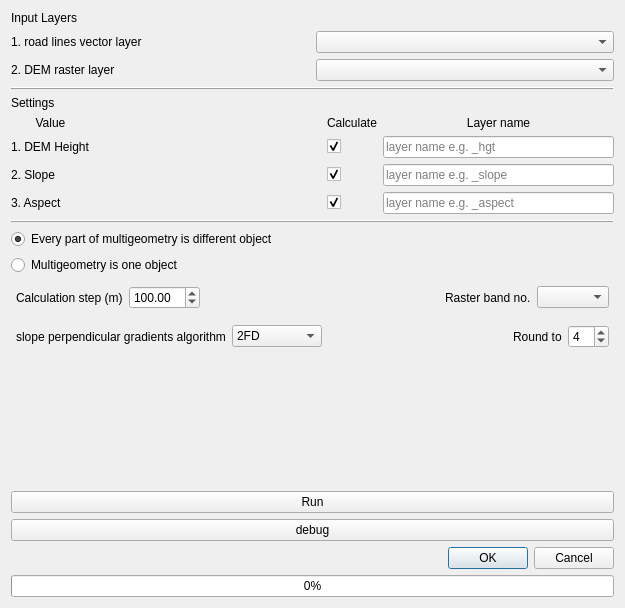
The window that dem_road_calculator_dialog_base.ui (DmitryDobr/Dem-Road-Calculator-QGIS-Plugin) describes before a commit, drawn with Qt 5.
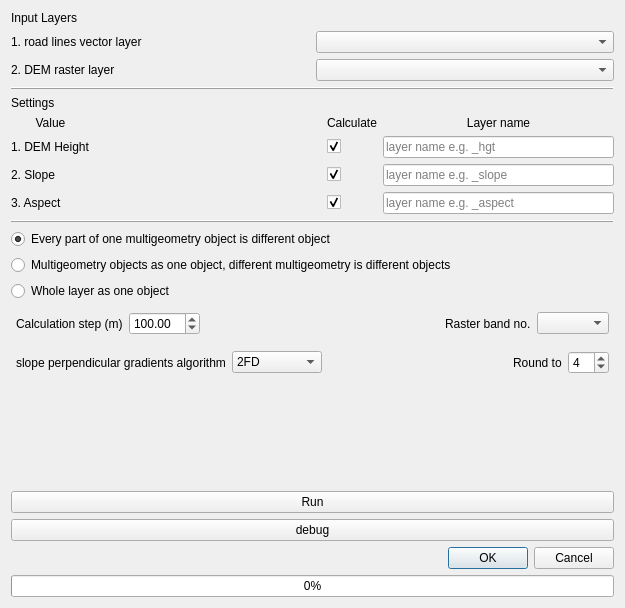
The same window after the commit. Custom widgets are drawn as their Qt base class.

Diff of the .ui file:
```diff
--- a/dem_road_calculator_dialog_base.ui
+++ b/dem_road_calculator_dialog_base.ui
@@ -17,7 +17,7 @@
    <item row="7" column="1">
     <widget class="QRadioButton" name="radioButton_option_multigeom_1">
      <property name="text">
-      <string>Every part of multigeometry is different object</string>
+      <string>Every part of one multigeometry object is different object</string>
      </property>
      <property name="checked">
       <bool>true</bool>
@@ -34,7 +34,7 @@
      </property>
     </widget>
    </item>
-   <item row="11" column="1">
+   <item row="12" column="1">
     <spacer name="verticalSpacer">
      <property name="orientation">
       <enum>Qt::Vertical</enum>
@@ -47,7 +47,7 @@
      </property>
     </spacer>
    </item>
-   <item row="15" column="1">
+   <item row="16" column="1">
     <widget class="QProgressBar" name="progressBar">
      <property name="value">
       <number>0</number>
@@ -61,14 +61,14 @@
      </property>
     </widget>
    </item>
-   <item row="12" column="1">
+   <item row="13" column="1">
     <widget class="QPushButton" name="pushButton_start">
      <property name="text">
       <string>Run</string>
      </property>
     </widget>
    </item>
-   <item row="10" column="1">
+   <item row="11" column="1">
     <layout class="QHBoxLayout" name="horizontalLayout_3">
      <property name="leftMargin">
       <number>5</number>
@@ -161,13 +161,82 @@
      </item>
     </layout>
    </item>
-   <item row="13" column="1">
+   <item row="14" column="1">
     <widget class="QPushButton" name="pushButton_deb">
      <property name="text">
       <string>debug</string>
      </property>
     </widget>
    </item>
+   <item row="2" column="1">
+    <widget class="Line" name="line_3">
+     <property name="frameShadow">
+      <enum>QFrame::Raised</enum>
+     </property>
+     <property name="orientation">
+      <enum>Qt::Horizontal</enum>
+     </property>
+    </widget>
+   </item>
+   <item row="10" column="1">
+    <layout class="QHBoxLayout" name="horizontalLayout_2">
+     <property name="leftMargin">
+      <number>5</number>
+     </property>
+     <property name="topMargin">
+      <number>5</number>
+     </property>
+     <property name="rightMargin">
+      <number>5</number>
+     </property>
+     <property name="bottomMargin">
+      <number>5</number>
+     </property>
+     <item>
+      <widget class="QLabel" name="label_13">
+       <property name="text">
+        <string>Calculation step (m)</string>
+       </property>
+      </widget>
+     </item>
+     <item>
+      <widget class="QDoubleSpinBox" name="doubleSpinBox_sample">
+       <property name="minimum">
+        <double>1.000000000000000</double>
+       </property>
+       <property name="maximum">
+        <double>1000.000000000000000</double>
+       </property>
+       <property name="value">
+        <double>100.000000000000000</double>
+       </property>
+      </widget>
+     </item>
+     <item>
+      <spacer name="horizontalSpacer_2">
+       <property name="orientation">
+        <enum>Qt::Horizontal</enum>
+       </property>
+       <property name="sizeHint" stdset="0">
+        <size>
+         <width>40</width>
+         <height>20</height>
+        </size>
+       </property>
+      </spacer>
+     </item>
+     <item>
+      <widget class="QLabel" name="label_14">
+       <property name="text">
+        <string>Raster band no.</string>
+       </property>
+      </widget>
+     </item>
+     <item>
+      <widget class="QgsRasterBandComboBox" name="mRasterBandComboBox"/>
+     </item>
+    </layout>
+   </item>
    <item row="5" column="1">
     <layout class="QGridLayout" name="gridLayout_2">
      <item row="1" column="2">
@@ -284,64 +353,12 @@
      </item>
     </layout>
    </item>
-   <item row="9" column="1">
-    <layout class="QHBoxLayout" name="horizontalLayout_2">
-     <property name="leftMargin">
-      <number>5</number>
+   <item row="8" column="1">
+    <widget class="QRadioButton" name="radioButton_option_multigeom_2">
+     <property name="text">
+      <string>Multigeometry objects as one object, different multigeometry is different objects</string>
      </property>
-     <property name="topMargin">
-      <number>5</number>
-     </property>
-     <property name="rightMargin">
-      <number>5</number>
-     </property>
-     <property name="bottomMargin">
-      <number>5</number>
-     </property>
-     <item>
-      <widget class="QLabel" name="label_13">
-       <property name="text">
-        <string>Calculation step (m)</string>
-       </property>
-      </widget>
-     </item>
-     <item>
-      <widget class="QDoubleSpinBox" name="doubleSpinBox_sample">
-       <property name="minimum">
-        <double>1.000000000000000</double>
-       </property>
-       <property name="maximum">
-        <double>1000.000000000000000</double>
-       </property>
-       <property name="value">
-        <double>100.000000000000000</double>
-       </property>
-      </widget>
-     </item>
-     <item>
-      <spacer name="horizontalSpacer_2">
-       <property name="orientation">
-        <enum>Qt::Horizontal</enum>
-       </property>
-       <property name="sizeHint" stdset="0">
-        <size>
-         <width>40</width>
-         <height>20</height>
-        </size>
-       </property>
-      </spacer>
-     </item>
-     <item>
-      <widget class="QLabel" name="label_14">
-       <property name="text">
-        <string>Raster band no.</string>
-       </property>
-      </widget>
-     </item>
-     <item>
-      <widget class="QComboBox" name="comboBox_band"/>
-     </item>
-    </layout>
+    </widget>
    </item>
    <item row="1" column="1">
     <layout class="QGridLayout" name="gridLayout">
@@ -367,14 +384,7 @@
      </item>
     </layout>
    </item>
-   <item row="8" column="1">
-    <widget class="QRadioButton" name="radioButton_option_multigeom_2">
-     <property name="text">
-      <string>Multigeometry is one object</string>
-     </property>
-    </widget>
-   </item>
-   <item row="14" column="1">
+   <item row="15" column="1">
     <widget class="QDialogButtonBox" name="button_box">
      <property name="orientation">
       <enum>Qt::Horizontal</enum>
@@ -391,13 +401,10 @@
      </property>
     </widget>
    </item>
-   <item row="2" column="1">
-    <widget class="Line" name="line_3">
-     <property name="frameShadow">
-      <enum>QFrame::Raised</enum>
-     </property>
-     <property name="orientation">
-      <enum>Qt::Horizontal</enum>
+   <item row="9" column="1">
+    <widget class="QRadioButton" name="radioButton_option_multigeom_3">
+     <property name="text">
+      <string>Whole layer as one object</string>
      </property>
     </widget>
    </item>
@@ -409,6 +416,11 @@
    <extends>QComboBox</extends>
    <header>qgsmaplayercombobox.h</header>
   </customwidget>
+  <customwidget>
+   <class>QgsRasterBandComboBox</class>
+   <extends>QComboBox</extends>
+   <header>qgsrasterbandcombobox.h</header>
+  </customwidget>
  </customwidgets>
  <tabstops>
   <tabstop>mMapLayerComboBox_lines</tabstop>
```
Left out of the diff: 67 changed lines with no effect on the pictures.
